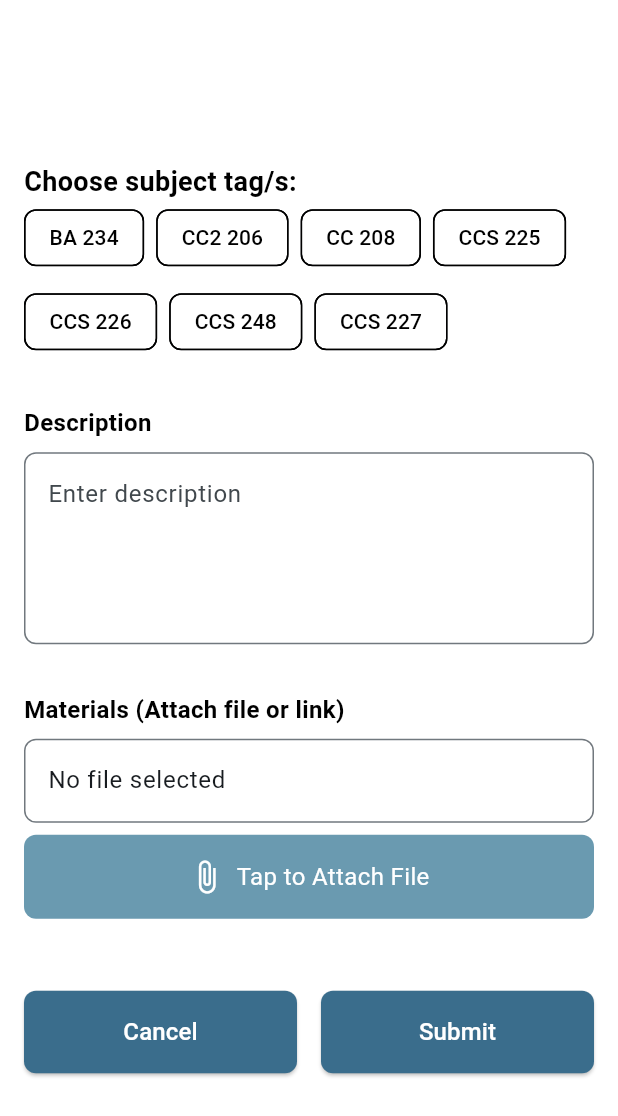
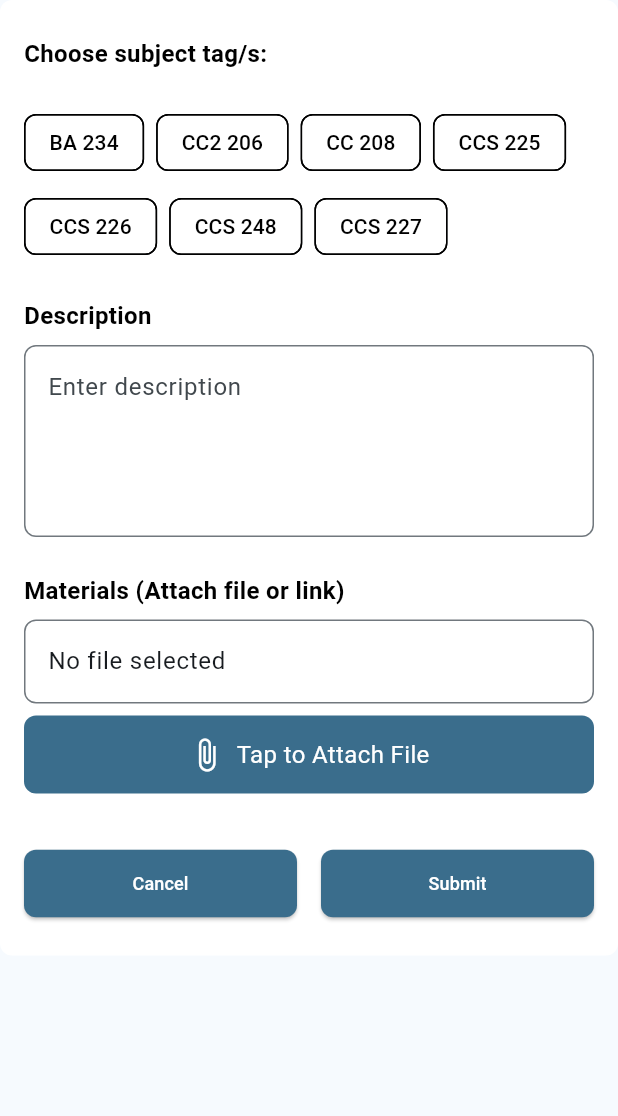
Before and after one commit to jayn95/Calib, a Flutter app: the ReviewForm widget shown alone on an empty page, opened directly, after a tap on "Tap to Attach File", on a phone screen of 412 x 824 dp. Shown: the top 1116 px of the screen. Run offline on Flutter 3.47's test engine with Material 3 defaults, Android fonts, the phone set to English and light mode, and no system bars; our stand-ins replace file_picker, firebase_auth, firebase_core, font_awesome_flutter, google_sign_in; accounts and stored records are empty.

Commit message:
Update reviewform.dart

```diff
--- a/lib/forms/reviewform.dart
+++ b/lib/forms/reviewform.dart
@@ -9,10 +9,7 @@ class ReviewForm extends StatefulWidget {
 }
 
 class _ReviewFormState extends State<ReviewForm> {
-  // Track selected tags
   Set<String> selectedTags = {};
-
-  // List of tags
   final List<String> tags = [
     "BA 234",
     "CC2 206",
@@ -23,27 +20,13 @@ class _ReviewFormState extends State<ReviewForm> {
     "CCS 227"
   ];
 
-  // Controller for the file or link input
   TextEditingController fileController = TextEditingController();
 
-  // Function to open file picker and select a file
   Future<void> pickFile() async {
-    // Open the file picker dialog
     FilePickerResult? result = await FilePicker.platform.pickFiles();
-
-    if (result != null) {
-      // Get the selected file's name
-      String? fileName = result.files.single.name;
-      // Update the controller with the file name
     setState(() {
-        fileController.text = fileName;
+      fileController.text = result?.files.single.name ?? "No file selected";
     });
-    } else {
-      // If no file was selected, set the text to 'No file selected'
-      setState(() {
-        fileController.text = "No file selected";
-      });
-    }
   }
 
   @override
@@ -51,34 +34,35 @@ class _ReviewFormState extends State<ReviewForm> {
     final screenWidth = MediaQuery.of(context).size.width;
     final screenHeight = MediaQuery.of(context).size.height;
 
-    // Adjust paddings based on screen size
-    double horizontalPadding = screenWidth > 500 ? 32.0 : 16.0;
-    double verticalSpacing = screenHeight > 800 ? 32.0 : 24.0;
-    double buttonHeight = screenHeight > 800 ? 16.0 : 12.0;
+    // Relative paddings and spacings (similar to study form)
+    double horizontalPadding = screenWidth > 800 ? 32.0 : 16.0;
+    double verticalSpacing = screenHeight > 800 ? 24.0 : 16.0;
+    double buttonHeight = screenHeight > 800 ? 14.0 : 10.0;
 
-    return Scaffold(
-      backgroundColor: Colors.white,
-      body: Center(
+    return Container(
+      decoration: BoxDecoration(
+        color: Colors.white,
+        borderRadius: BorderRadius.circular(8.0),
+      ),
+      padding: EdgeInsets.symmetric(
+          horizontal: horizontalPadding, vertical: verticalSpacing),
       child: SingleChildScrollView(
-          padding: EdgeInsets.symmetric(horizontal: horizontalPadding),
-          child: ConstrainedBox(
-            constraints: BoxConstraints(
-              maxWidth: screenWidth > 400 ? 400 : screenWidth * 0.9,
-            ),
         child: Column(
           crossAxisAlignment: CrossAxisAlignment.stretch,
           children: [
-                // Choose subject tags
+            // Subject tags section
             Text(
               'Choose subject tag/s:',
               style: TextStyle(
-                    fontSize: screenWidth > 400 ? 18 : 16,
+                fontSize: screenWidth > 400 ? 16 : 14,
                 fontWeight: FontWeight.bold,
                 color: Colors.black,
               ),
               textAlign: TextAlign.left,
             ),
+            SizedBox(height: verticalSpacing),
 
+            // Tags
             Wrap(
               spacing: 8.0,
               runSpacing: 8.0,
@@ -96,7 +80,7 @@ class _ReviewFormState extends State<ReviewForm> {
                       }
                     });
                   },
-                      selectedColor: const Color(0xFFEAD8B1), // Color when selected
+                  selectedColor: const Color(0xFFEAD8B1),
                   backgroundColor: Colors.white,
                   labelStyle: TextStyle(
                     color: isSelected ? Colors.black : Colors.black,
@@ -130,7 +114,7 @@ class _ReviewFormState extends State<ReviewForm> {
             ),
             SizedBox(height: verticalSpacing),
 
-                // Materials field with clickable file picker
+            // Materials field
             Text(
               'Materials (Attach file or link)',
               style: TextStyle(
@@ -148,16 +132,15 @@ class _ReviewFormState extends State<ReviewForm> {
                   borderRadius: BorderRadius.circular(8.0),
                 ),
               ),
-                  readOnly: false, // Allow text input for URLs
             ),
             const SizedBox(height: 8.0),
             GestureDetector(
-                  onTap: pickFile, // Open file picker when clicked
+              onTap: pickFile,
               child: Container(
                 padding: EdgeInsets.symmetric(
                     vertical: buttonHeight, horizontal: 16.0),
                 decoration: BoxDecoration(
-                      color: const Color(0xFF6A9AB0),
+                  color: const Color(0xFF3A6D8C),
                   borderRadius: BorderRadius.circular(8.0),
                 ),
                 child: const Row(
@@ -175,12 +158,10 @@ class _ReviewFormState extends State<ReviewForm> {
             ),
             SizedBox(height: verticalSpacing * 1.5),
 
-                // Submit and Cancel button
-
+            // Action buttons
             Row(
               mainAxisAlignment: MainAxisAlignment.spaceBetween,
               children: [
-                    // Cancel button
                 Expanded(
                   child: ElevatedButton(
                     onPressed: () {
@@ -196,15 +177,13 @@ class _ReviewFormState extends State<ReviewForm> {
                     child: Text(
                       'Cancel',
                       style: TextStyle(
-                            fontSize: screenWidth > 400 ? 16.0 : 14.0,
+                        fontSize: screenWidth > 800 ? 14.0 : 12.0,
                         color: Colors.white,
                       ),
                     ),
                   ),
                 ),
-                    const SizedBox(
-                        width: 16.0), // Space between Cancel and Submit buttons
-                    // Submit button
+                const SizedBox(width: 16.0),
                 Expanded(
                   child: ElevatedButton(
                     onPressed: () {
@@ -220,7 +199,7 @@ class _ReviewFormState extends State<ReviewForm> {
                     child: Text(
                       'Submit',
                       style: TextStyle(
-                            fontSize: screenWidth > 400 ? 16.0 : 14.0,
+                        fontSize: screenWidth > 800 ? 14.0 : 12.0,
                         color: Colors.white,
                       ),
                     ),
@@ -231,8 +210,6 @@ class _ReviewFormState extends State<ReviewForm> {
           ],
         ),
       ),
-        ),
-      ),
     );
   }
 }
```
Lines whose indentation alone changed are shown as unchanged.
